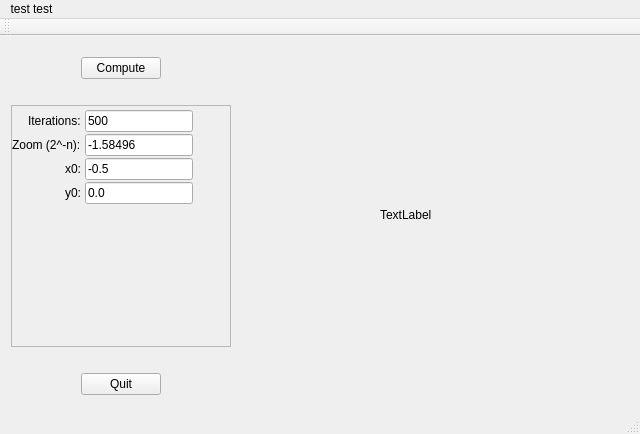
This is mainwindow.ui in LucChoubert/MandelbrotQtWidgets as Qt 5 draws it before an edit. The edited form follows.
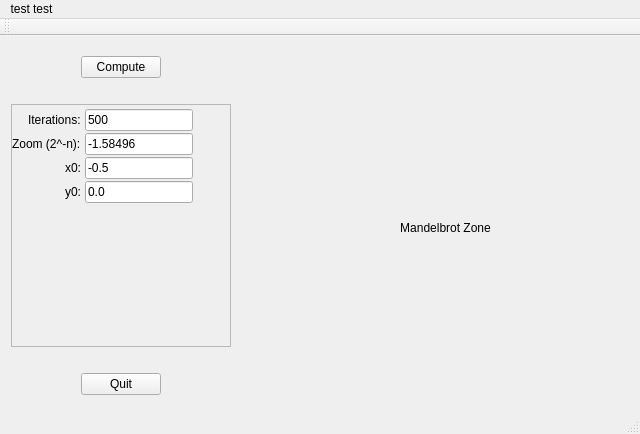
This is the edited form.

Commit message: First E2E version - Design to be improved, bugs to be corrected

```diff
--- a/mainwindow.ui
+++ b/mainwindow.ui
@@ -24,9 +24,9 @@
     <property name="geometry">
      <rect>
       <x>0</x>
-      <y>10</y>
+      <y>9</y>
       <width>242</width>
-      <height>360</height>
+      <height>361</height>
      </rect>
     </property>
     <layout class="QVBoxLayout" name="verticalLayout">
@@ -207,14 +207,23 @@
    <widget class="QLabel" name="label">
     <property name="geometry">
      <rect>
-      <x>380</x>
-      <y>170</y>
-      <width>67</width>
-      <height>17</height>
+      <x>260</x>
+      <y>16</y>
+      <width>371</width>
+      <height>351</height>
      </rect>
     </property>
+    <property name="maximumSize">
+     <size>
+      <width>600</width>
+      <height>600</height>
+     </size>
+    </property>
     <property name="text">
-     <string>TextLabel</string>
+     <string>Mandelbrot Zone</string>
+    </property>
+    <property name="alignment">
+     <set>Qt::AlignCenter</set>
     </property>
    </widget>
   </widget>
```
Left out of the diff: 2 changed lines with no effect on the pictures. The commit also changes 7 other files.
